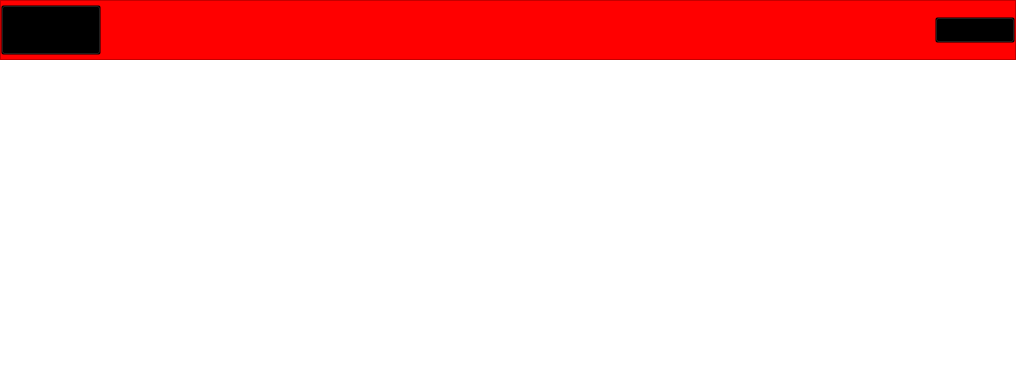
First picture: the form in VideoPlayer/mainwidget/videomember/VideoSortType.ui, repository huizhang556/pc-video-player, before the edit.
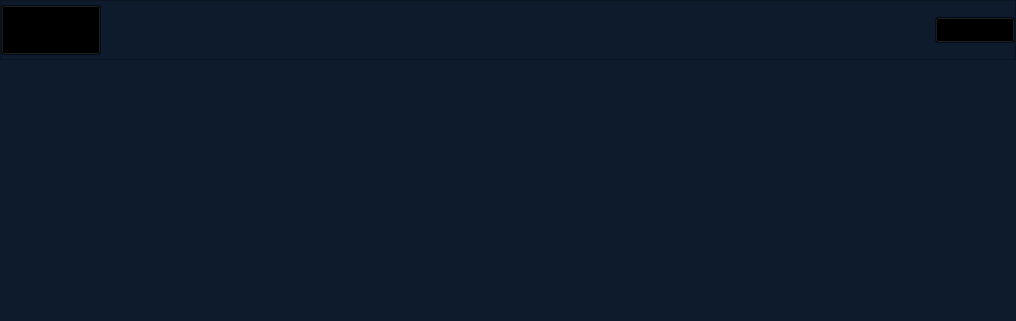
Second picture: the form after the edit.

Patch:
```diff
--- a/VideoPlayer/mainwidget/videomember/VideoSortType.ui
+++ b/VideoPlayer/mainwidget/videomember/VideoSortType.ui
@@ -7,7 +7,7 @@
     <x>0</x>
     <y>0</y>
     <width>1016</width>
-    <height>392</height>
+    <height>321</height>
    </rect>
   </property>
   <property name="windowTitle">
@@ -43,7 +43,7 @@
         </size>
        </property>
        <property name="styleSheet">
-        <string notr="true">background-color: #ff0000;</string>
+        <string notr="true">background-color: #0e1b2c;</string>
        </property>
        <property name="frameShape">
         <enum>QFrame::StyledPanel</enum>
@@ -154,16 +154,17 @@
         <string notr="true">QListWidget
 {
 border: none;
+background-color: #0e1b2c;
 }
 
 QListWidget::item
 {
-
+background-color: #0e1b2c;
 }
 
 QListWidget::item:selected
 {
-
+background-color: #0e1b2c;
 }
 
 QListWidget::item:hover
```
Left out of the diff: 2 changed lines with no effect on the pictures.
